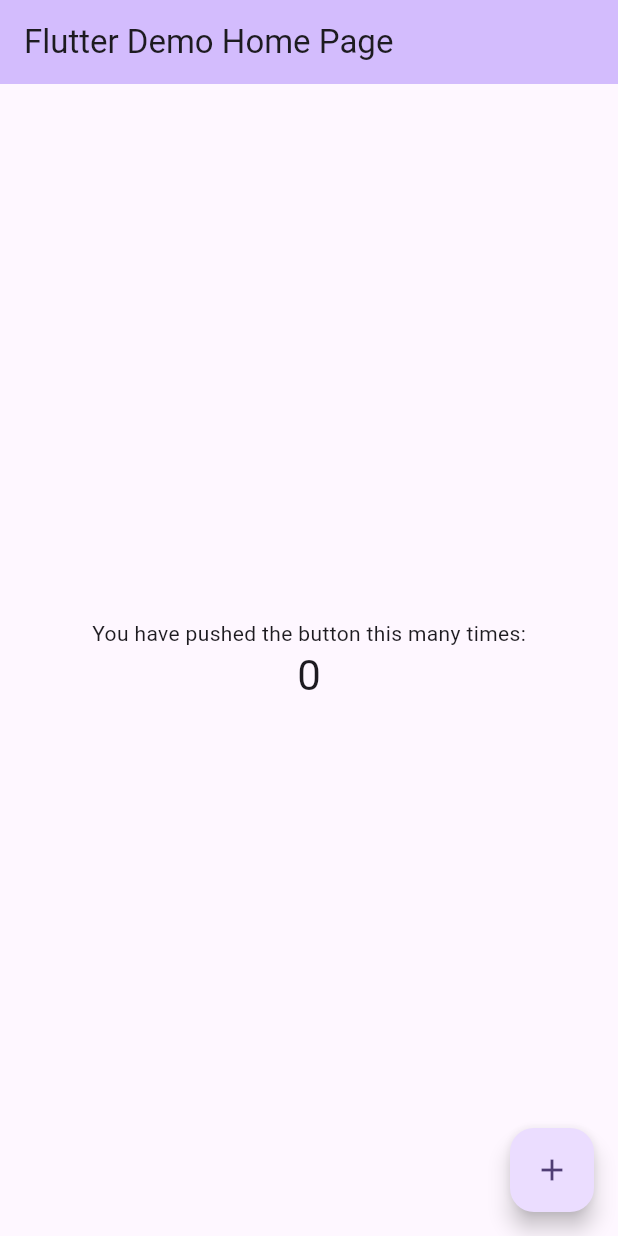
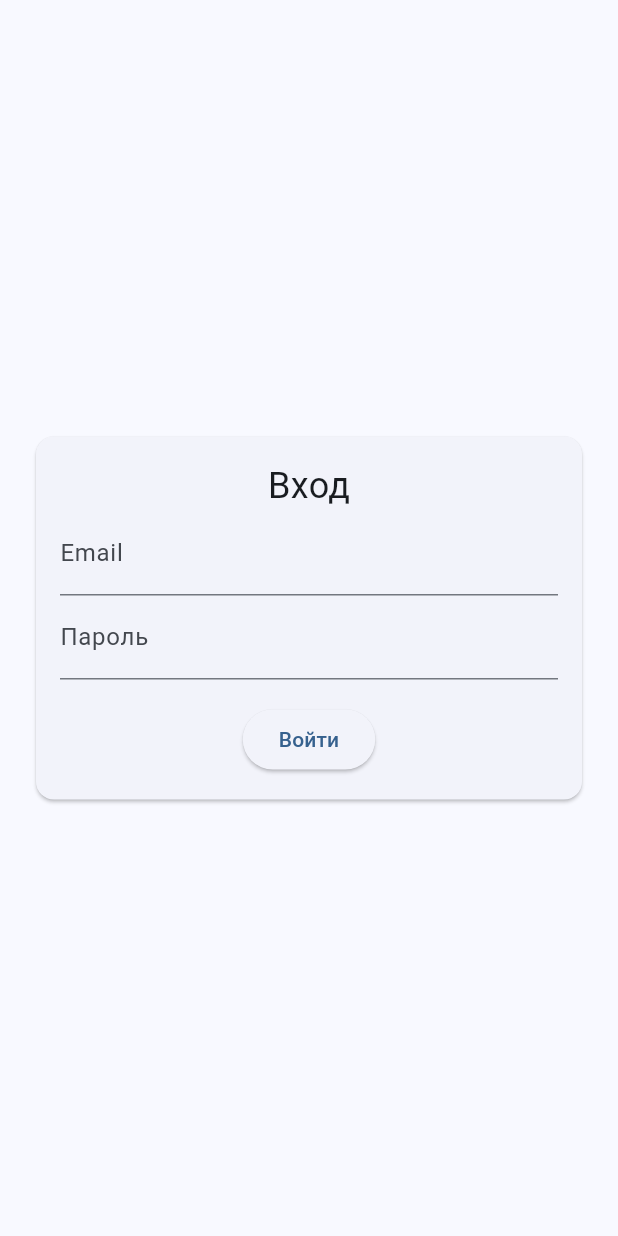
Before and after one commit to timtikh/crypto_rate, a Flutter app: the screen it shows after launch, on a phone screen of 412 x 824 dp. Run offline on Flutter 3.47's test engine with Material 3 defaults, Android fonts, the phone set to English and light mode, and no system bars; our stand-ins replace firebase_auth, firebase_core, flutter_riverpod; accounts and stored records are empty; generated files the repository leaves out were written again.

```diff
--- /dev/null
+++ b/lib/app/app.dart
@@ -0,0 +1,28 @@
+import 'package:flutter/material.dart';
+import 'package:flutter_riverpod/flutter_riverpod.dart';
+
+import '../pages/login/presentation/login_page.dart';
+import '../pages/login/providers/auth_providers.dart';
+import '../pages/rates/rates_page.dart';
+
+class MyApp extends ConsumerWidget {
+  const MyApp({super.key});
+
+  @override
+  Widget build(BuildContext context, WidgetRef ref) {
+    final authState = ref.watch(authStateChangesProvider);
+
+    return MaterialApp(
+      theme: ThemeData(
+        colorScheme: ColorScheme.fromSeed(seedColor: Colors.blue),
+      ),
+      home: authState.when(
+        data: (user) => user == null ? const LoginPage() : const RatesPage(title: 'Rates',),
+        loading: () => const Scaffold(
+          body: Center(child: CircularProgressIndicator()),
+        ),
+        error: (e, _) => Scaffold(body: Center(child: Text("Ошибка: $e"))),
+      ),
+    );
+  }
+}
--- /dev/null
+++ b/lib/app/router.dart
@@ -0,0 +1 @@
+// may be redundant (navigation is simple af)
--- /dev/null
+++ b/lib/app/theme.dart
@@ -0,0 +1 @@
+// hmmm maybe some managment here in the future
--- a/lib/main.dart
+++ b/lib/main.dart
@@ -1,122 +1,14 @@
+import 'package:firebase_core/firebase_core.dart';
 import 'package:flutter/material.dart';
+import 'package:flutter_riverpod/flutter_riverpod.dart';
 
-void main() {
-  runApp(const MyApp());
+import 'app/app.dart';
+import 'firebase_options.dart';
+
+void main() async {
+  WidgetsFlutterBinding.ensureInitialized();
+  await Firebase.initializeApp(
+    options: DefaultFirebaseOptions.currentPlatform,
+  );
+  runApp(const ProviderScope(child: MyApp()));
 }
-
-class MyApp extends StatelessWidget {
-  const MyApp({super.key});
-
-  // This widget is the root of your application.
-  @override
-  Widget build(BuildContext context) {
-    return MaterialApp(
-      title: 'Flutter Demo',
-      theme: ThemeData(
-        // This is the theme of your application.
-        //
-        // TRY THIS: Try running your application with "flutter run". You'll see
-        // the application has a purple toolbar. Then, without quitting the app,
-        // try changing the seedColor in the colorScheme below to Colors.green
-        // and then invoke "hot reload" (save your changes or press the "hot
-        // reload" button in a Flutter-supported IDE, or press "r" if you used
-        // the command line to start the app).
-        //
-        // Notice that the counter didn't reset back to zero; the application
-        // state is not lost during the reload. To reset the state, use hot
-        // restart instead.
-        //
-        // This works for code too, not just values: Most code changes can be
-        // tested with just a hot reload.
-        colorScheme: ColorScheme.fromSeed(seedColor: Colors.deepPurple),
-      ),
-      home: const MyHomePage(title: 'Flutter Demo Home Page'),
-    );
-  }
-}
-
-class MyHomePage extends StatefulWidget {
-  const MyHomePage({super.key, required this.title});
-
-  // This widget is the home page of your application. It is stateful, meaning
-  // that it has a State object (defined below) that contains fields that affect
-  // how it looks.
-
-  // This class is the configuration for the state. It holds the values (in this
-  // case the title) provided by the parent (in this case the App widget) and
-  // used by the build method of the State. Fields in a Widget subclass are
-  // always marked "final".
-
-  final String title;
-
-  @override
-  State<MyHomePage> createState() => _MyHomePageState();
-}
-
-class _MyHomePageState extends State<MyHomePage> {
-  int _counter = 0;
-
-  void _incrementCounter() {
-    setState(() {
-      // This call to setState tells the Flutter framework that something has
-      // changed in this State, which causes it to rerun the build method below
-      // so that the display can reflect the updated values. If we changed
-      // _counter without calling setState(), then the build method would not be
-      // called again, and so nothing would appear to happen.
-      _counter++;
-    });
-  }
-
-  @override
-  Widget build(BuildContext context) {
-    // This method is rerun every time setState is called, for instance as done
-    // by the _incrementCounter method above.
-    //
-    // The Flutter framework has been optimized to make rerunning build methods
-    // fast, so that you can just rebuild anything that needs updating rather
-    // than having to individually change instances of widgets.
-    return Scaffold(
-      appBar: AppBar(
-        // TRY THIS: Try changing the color here to a specific color (to
-        // Colors.amber, perhaps?) and trigger a hot reload to see the AppBar
-        // change color while the other colors stay the same.
-        backgroundColor: Theme.of(context).colorScheme.inversePrimary,
-        // Here we take the value from the MyHomePage object that was created by
-        // the App.build method, and use it to set our appbar title.
-        title: Text(widget.title),
-      ),
-      body: Center(
-        // Center is a layout widget. It takes a single child and positions it
-        // in the middle of the parent.
-        child: Column(
-          // Column is also a layout widget. It takes a list of children and
-          // arranges them vertically. By default, it sizes itself to fit its
-          // children horizontally, and tries to be as tall as its parent.
-          //
-          // Column has various properties to control how it sizes itself and
-          // how it positions its children. Here we use mainAxisAlignment to
-          // center the children vertically; the main axis here is the vertical
-          // axis because Columns are vertical (the cross axis would be
-          // horizontal).
-          //
-          // TRY THIS: Invoke "debug painting" (choose the "Toggle Debug Paint"
-          // action in the IDE, or press "p" in the console), to see the
-          // wireframe for each widget.
-          mainAxisAlignment: MainAxisAlignment.center,
-          children: <Widget>[
-            const Text('You have pushed the button this many times:'),
-            Text(
-              '$_counter',
-              style: Theme.of(context).textTheme.headlineMedium,
-            ),
-          ],
-        ),
-      ),
-      floatingActionButton: FloatingActionButton(
-        onPressed: _incrementCounter,
-        tooltip: 'Increment',
-        child: const Icon(Icons.add),
-      ), // This trailing comma makes auto-formatting nicer for build methods.
-    );
-  }
-}
--- /dev/null
+++ b/lib/pages/convertation/convertation_page.dart
@@ -0,0 +1 @@
+// TBD
--- /dev/null
+++ b/lib/pages/login/presentation/login_page.dart
@@ -0,0 +1,85 @@
+import 'package:flutter/material.dart';
+import 'package:flutter_riverpod/flutter_riverpod.dart';
+
+import '../providers/auth_providers.dart';
+
+class LoginPage extends ConsumerStatefulWidget {
+  const LoginPage({super.key});
+
+  @override
+  ConsumerState<LoginPage> createState() => _LoginPageState();
+}
+
+class _LoginPageState extends ConsumerState<LoginPage> {
+  final _formKey = GlobalKey<FormState>();
+  final _emailCtrl = TextEditingController();
+  final _passwordCtrl = TextEditingController();
+
+  bool _loading = false;
+  String? _error;
+
+  Future<void> _login() async {
+    if (!_formKey.currentState!.validate()) return;
+    setState(() {
+      _loading = true;
+      _error = null;
+    });
+
+    try {
+      await ref
+          .read(authServiceProvider)
+          .signIn(_emailCtrl.text.trim(), _passwordCtrl.text.trim());
+    } catch (e) {
+      setState(() {
+        _error = "Ошибка входа: ${e.toString()}";
+      });
+    } finally {
+      if (mounted) {
+        setState(() => _loading = false);
+      }
+    }
+  }
+
+  @override
+  Widget build(BuildContext context) {
+    return Scaffold(
+      body: Center(
+        child: Card(
+          margin: const EdgeInsets.all(24),
+          child: Padding(
+            padding: const EdgeInsets.all(16),
+            child: Form(
+              key: _formKey,
+              child: Column(
+                mainAxisSize: MainAxisSize.min,
+                children: [
+                  const Text("Вход", style: TextStyle(fontSize: 24)),
+                  TextFormField(
+                    controller: _emailCtrl,
+                    decoration: const InputDecoration(labelText: "Email"),
+                    validator: (v) =>
+                    v != null && v.contains('@') ? null : "Введите email",
+                  ),
+                  TextFormField(
+                    controller: _passwordCtrl,
+                    decoration: const InputDecoration(labelText: "Пароль"),
+                    obscureText: true,
+                    validator: (v) =>
+                    v != null && v.length >= 6 ? null : "Мин. 6 символов",
+                  ),
+                  const SizedBox(height: 16),
+                  if (_error != null)
+                    Text(_error!, style: const TextStyle(color: Colors.red)),
+                  _loading
+                      ? const CircularProgressIndicator()
+                      : ElevatedButton(
+                      onPressed: _login, child: const Text("Войти")),
+                ],
+              ),
+            ),
+          ),
+        ),
+      ),
+    );
+  }
+}
--- /dev/null
+++ b/lib/pages/login/providers/auth_providers.dart
@@ -0,0 +1,17 @@
+import 'package:firebase_auth/firebase_auth.dart';
+import 'package:flutter_riverpod/flutter_riverpod.dart';
+
+import '../data/auth_service.dart';
+
+final firebaseAuthProvider = Provider<FirebaseAuth>((ref) {
+  return FirebaseAuth.instance;
+});
+
+final authStateChangesProvider = StreamProvider<User?>((ref) {
+  return ref.watch(firebaseAuthProvider).authStateChanges();
+});
+
+final authServiceProvider = Provider<AuthService>((ref) {
+  final auth = ref.watch(firebaseAuthProvider);
+  return AuthService(auth);
+});
```
Also changed, not shown: lib/pages/login/data/auth_service.dart (added, +23 -0 lines), lib/pages/rates/rates_page.dart (added, +48 -0 lines).
